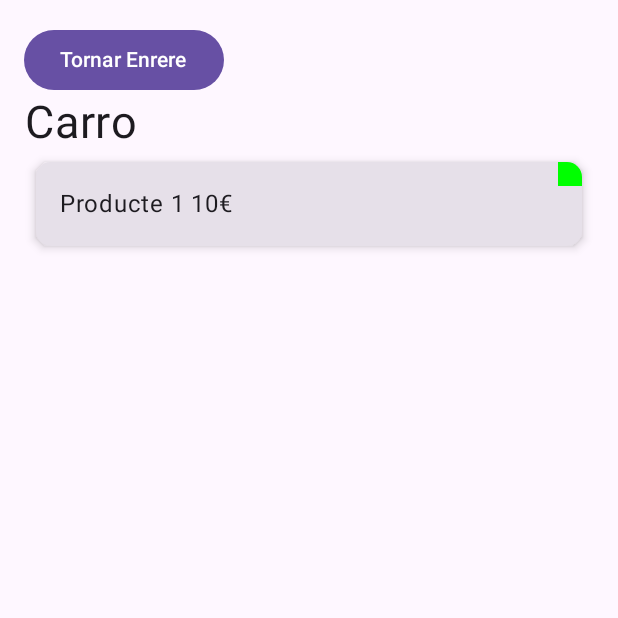
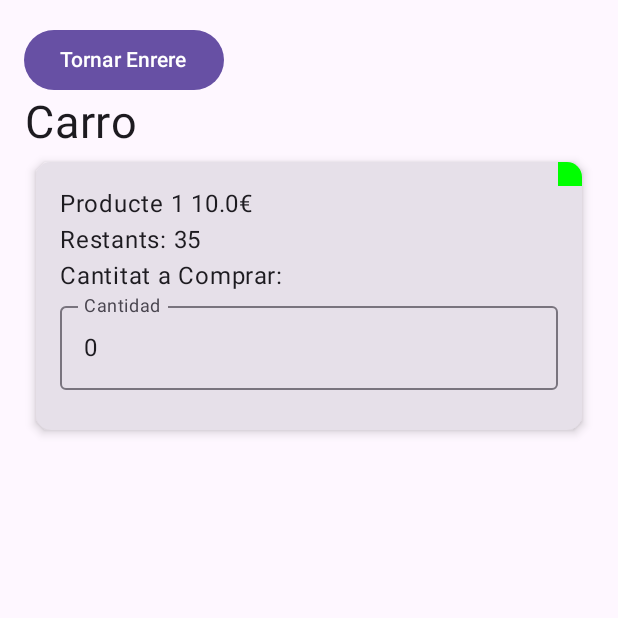
Before and after one commit to inspedralbes/transversal-tr1-2024-2025-android-dam_24_25_tr1g3_android, an Android app built with Jetpack Compose: the composable CarritoScreen shown on its own in the app's theme, on a phone screen of 412 x 824 dp, the top half of it. Run offline under Robolectric (Android 15) with nearby library versions, the phone set to English and light mode, and no system bars; pictures from the network do not load.

Commit message:
Cantitat Productes Afegida

```diff
--- a/app/src/main/java/com/example/myapp/data/ClassProduct.kt
+++ b/app/src/main/java/com/example/myapp/data/ClassProduct.kt
@@ -1,3 +1,11 @@
 package com.example.myapp.data
 
-data class Product(var id: Int, var nom: String, var linkimatge: String, var preu: Int, var select: Boolean = false)
+data class Product(
+    var id: Int,
+    var nom: String,
+    var linkimatge: String,
+    var preu: Float,
+    var stock: Int,
+    var cantitatCompra: Int = 0,
+    var select: Boolean = false
+)
--- a/app/src/main/java/com/example/myapp/ui/AppScreen.kt
+++ b/app/src/main/java/com/example/myapp/ui/AppScreen.kt
@@ -169,6 +169,7 @@ fun ProductList(productes: List<Product>, viewModel: AppViewModel) {
 fun ProductItem(producte: Product, productes: List<Product>,viewModel: AppViewModel, modifier: Modifier) {
 
     var isSelected by remember { mutableStateOf(producte.select) }
+    var cantidad by remember { mutableStateOf(producte.cantitatCompra.toString()) }
     // Representa un producte dins d'una targeta
     Card(
         elevation = CardDefaults.cardElevation(4.dp),
@@ -178,6 +179,7 @@ fun ProductItem(producte: Product, productes: List<Product>,viewModel: AppViewMo
             .clickable {
                 isSelected = !isSelected
                 producte.select = isSelected
+                producte.cantitatCompra = cantidad.toInt()
                 viewModel.setProductes(productes) // Actualitza l'array al ViewModel
             }
     ) {
@@ -185,14 +187,28 @@ fun ProductItem(producte: Product, productes: List<Product>,viewModel: AppViewMo
             Column(
                 modifier = Modifier.padding(16.dp),
             ) {
-                Text(text = "${producte.nom} ${producte.preu}€")
+                Text(text = "${producte.nom} ${producte.preu}€\nRestants: ${producte.stock}\nCantitat a Comprar:")
+
+                // Agregar TextField para campo numérico
+                OutlinedTextField(
+                    value = cantidad,
+                    onValueChange = { newValue ->
+                        // Permitir solo números
+                        if (newValue.all { it.isDigit() }) {
+                            cantidad = newValue
+                        }
+                    },
+                    label = { Text("Cantidad") },
+                    modifier = Modifier.fillMaxWidth(),
+
+                )
                 AsyncImage(
                     model = ImageRequest.Builder(LocalContext.current)
                         .data(producte.linkimatge)
                         .crossfade(true)
                         .build(),
                     contentDescription = null,
-                    modifier = Modifier.fillMaxSize()
+                    modifier = Modifier.fillMaxSize().padding(vertical = 5.dp)
                 )
             }
             Box(
--- a/app/src/main/java/com/example/myapp/ui/CompraScreen.kt
+++ b/app/src/main/java/com/example/myapp/ui/CompraScreen.kt
@@ -39,7 +39,7 @@ fun CompraScreen(viewModel: AppViewModel = viewModel(), navController: NavContro
                 Button(onClick = { navController.navigate("App") }) {
                     Text("Tornar Enrere")
                 }
-                Button(modifier = Modifier.align(Alignment.CenterHorizontally), onClick = { navController.navigate("App") }) {
+                Button(modifier = Modifier.align(Alignment.CenterHorizontally), onClick = { /*navController.navigate("App")*/ }) {
                     Text("Fer Comanda")
                 }
                 Text(text = "Carro", textAlign = TextAlign.Center, fontSize = 30.sp)
--- a/app/src/main/res/mipmap-anydpi-v26/ic_launcher.xml
+++ b/app/src/main/res/mipmap-anydpi-v26/ic_launcher.xml
@@ -1,5 +1,5 @@
 <?xml version="1.0" encoding="utf-8"?>
 <adaptive-icon xmlns:android="http://schemas.android.com/apk/res/android">
-    <background android:drawable="@drawable/ic_launcher_background"/>
+    <background android:drawable="@color/ic_launcher_background"/>
     <foreground android:drawable="@drawable/ic_launcher_foreground"/>
 </adaptive-icon>
--- a/app/src/main/res/mipmap-anydpi-v26/ic_launcher_round.xml
+++ b/app/src/main/res/mipmap-anydpi-v26/ic_launcher_round.xml
@@ -1,5 +1,5 @@
 <?xml version="1.0" encoding="utf-8"?>
 <adaptive-icon xmlns:android="http://schemas.android.com/apk/res/android">
-    <background android:drawable="@drawable/ic_launcher_background"/>
+    <background android:drawable="@color/ic_launcher_background"/>
     <foreground android:drawable="@drawable/ic_launcher_foreground"/>
 </adaptive-icon>
--- /dev/null
+++ b/app/src/main/res/values/ic_launcher_background.xml
@@ -0,0 +1,4 @@
+<?xml version="1.0" encoding="utf-8"?>
+<resources>
+    <color name="ic_launcher_background">#FFFFFF</color>
+</resources>
```
Also changed, not shown: app/src/main/java/com/example/myapp/data/productes.kt (+6 -6 lines), app/src/main/res/drawable-v24/ic_launcher_foreground.xml (deleted, +0 -31 lines), app/src/main/res/drawable/ic_launcher_foreground.xml (added, +15 -0 lines), app/src/main/ic_launcher-playstore.png, app/src/main/res/mipmap-hdpi/ic_launcher.webp, app/src/main/res/mipmap-hdpi/ic_launcher_round.webp, app/src/main/res/mipmap-mdpi/ic_launcher.webp, app/src/main/res/mipmap-mdpi/ic_launcher_round.webp, app/src/main/res/mipmap-xhdpi/ic_launcher.webp, app/src/main/res/mipmap-xhdpi/ic_launcher_round.webp, app/src/main/res/mipmap-xxhdpi/ic_launcher.webp, app/src/main/res/mipmap-xxhdpi/ic_launcher_round.webp, app/src/main/res/mipmap-xxxhdpi/ic_launcher.webp, app/src/main/res/mipmap-xxxhdpi/ic_launcher_round.webp, 192 other files.
